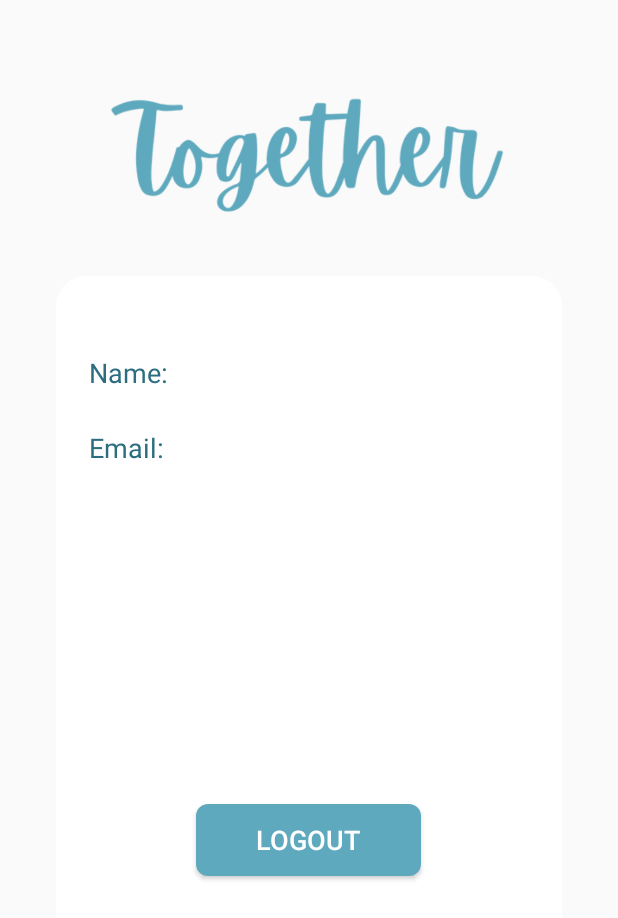
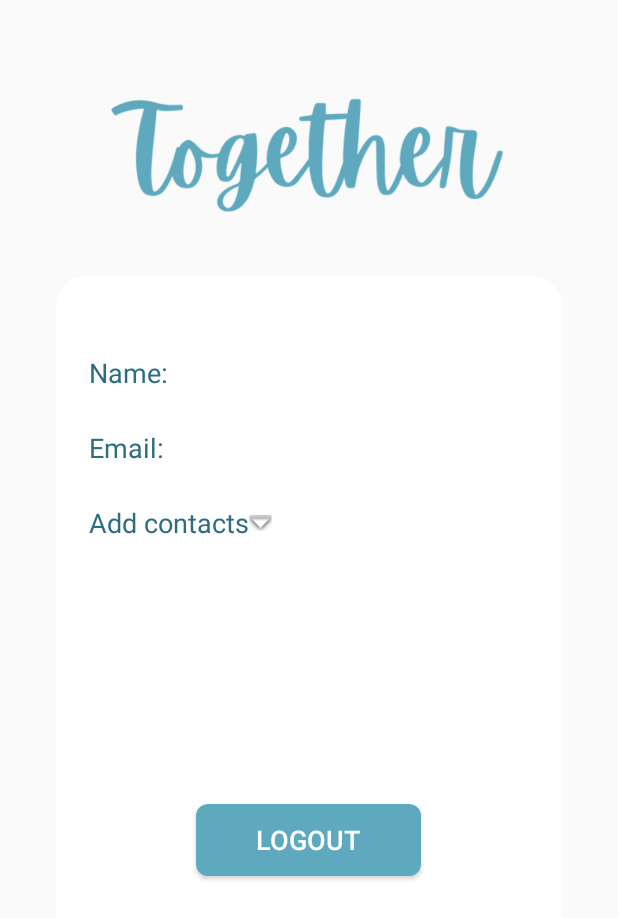
Before and after one commit to Sanduni-Ridmika/Together-app, an Android app: the UserProfile screen opened directly, with no data from a screen before it, on a phone screen of 412 x 824 dp. Shown: the top 918 px of the screen. Run offline under Robolectric (Android 15) with nearby library versions, the phone set to English and light mode, and no system bars; our stand-ins replace Firebase (no records; nobody signed in at launch, a user with empty details on screens opened directly).

Commit message:
added 2 input fields to add contact numbers in a collapsible

```diff
--- a/TogetherApp/app/src/main/java/com/example/togetherapp/UserProfile.kt
+++ b/TogetherApp/app/src/main/java/com/example/togetherapp/UserProfile.kt
@@ -3,6 +3,7 @@ package com.example.togetherapp
 import android.content.Intent
 import androidx.appcompat.app.AppCompatActivity
 import android.os.Bundle
+import android.view.View
 import android.widget.*
 import com.google.firebase.auth.FirebaseAuth
 
@@ -33,6 +34,12 @@ class UserProfile : AppCompatActivity() {
             txtEmail.text = "Email: ${currentUser.email}"
         }
 
+        // Set click listener for "Add contacts" button
+        val txtAddContacts = findViewById<TextView>(R.id.txt_add_contacts)
+        txtAddContacts.setOnClickListener {
+            onAddContactsClicked(it)
+        }
+
         btnLogout.setOnClickListener {
             // Log out the user
             FirebaseAuth.getInstance().signOut()
@@ -41,4 +48,18 @@ class UserProfile : AppCompatActivity() {
             finish() // Finish the current activity to prevent going back to the user profile page
         }
     }
+    // Click event handler for "Add contacts" button
+    fun onAddContactsClicked(view: View) {
+        val layoutContacts = findViewById<LinearLayout>(R.id.layout_contacts)
+        val txtAddContacts = findViewById<TextView>(R.id.txt_add_contacts)
+
+        // Toggle visibility of contact input fields
+        if (layoutContacts.visibility == View.VISIBLE) {
+            layoutContacts.visibility = View.GONE
+            txtAddContacts.setCompoundDrawablesWithIntrinsicBounds(0, 0, R.drawable.upside_down_arrow, 0)
+        } else {
+            layoutContacts.visibility = View.VISIBLE
+            txtAddContacts.setCompoundDrawablesWithIntrinsicBounds(0, 0, R.drawable.upside_down_arrow, 0)
+        }
+    }
 }
--- /dev/null
+++ b/TogetherApp/app/src/main/res/drawable/upside_down_arrow.xml
@@ -0,0 +1,11 @@
+<vector xmlns:android="http://schemas.android.com/apk/res/android"
+    android:width="24dp"
+    android:height="24dp"
+    android:viewportWidth="24.0"
+    android:viewportHeight="24.0">
+
+    <path
+        android:fillColor="#000000"
+        android:pathData="M12,4.18L6.61,9.57L8,10.95L12,6.94L16,10.95L17.39,9.57L12,4.18Z" />
+
+</vector>
--- a/TogetherApp/app/src/main/res/layout/activity_log_in.xml
+++ b/TogetherApp/app/src/main/res/layout/activity_log_in.xml
@@ -24,9 +24,9 @@
         android:layout_marginRight="20dp"
         android:background="@drawable/edt_background"
         android:hint="Email"
+        android:imeOptions="actionDone"
         android:paddingLeft="14dp"
-        android:imeOptions="actionDone"
-        android:singleLine="true"/>
+        android:singleLine="true" />
 
     <EditText
         android:id="@+id/edt_password"
--- a/TogetherApp/app/src/main/res/layout/activity_user_profile.xml
+++ b/TogetherApp/app/src/main/res/layout/activity_user_profile.xml
@@ -47,6 +47,45 @@
             android:textColor="#2C6D80"
             android:textSize="18sp" />
 
+        <TextView
+            android:id="@+id/txt_add_contacts"
+            android:layout_width="wrap_content"
+            android:layout_height="wrap_content"
+            android:layout_below="@id/txt_email"
+            android:layout_marginLeft="20dp"
+            android:layout_marginTop="150dp"
+            android:text="Add contacts"
+            android:textColor="#2C6D80"
+            android:textSize="18sp"
+            android:clickable="true"
+            android:onClick="onAddContactsClicked"
+            android:drawableEnd="@android:drawable/arrow_down_float" />
+
+        <LinearLayout
+            android:id="@+id/layout_contacts"
+            android:layout_width="match_parent"
+            android:layout_height="wrap_content"
+            android:layout_below="@id/txt_add_contacts"
+            android:layout_marginTop="180dp"
+            android:orientation="vertical"
+            android:visibility="gone">
+
+            <EditText
+                android:id="@+id/edt_contact1"
+                android:layout_width="match_parent"
+                android:layout_height="wrap_content"
+                android:hint="Contact 1"
+                android:padding="10dp" />
+
+            <EditText
+                android:id="@+id/edt_contact2"
+                android:layout_width="match_parent"
+                android:layout_height="wrap_content"
+                android:hint="Contact 2"
+                android:padding="10dp" />
+
+        </LinearLayout>
+
         <Button
             android:id="@+id/btnLogout"
             android:layout_width="150dp"
```
